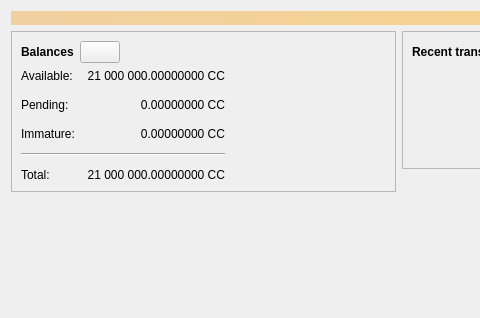
This is src/qt/forms/overviewpage.ui in connectcoincrypto/connectcoin as Qt 5 draws it before an edit; both pictures show x 0 to 480 and y 0 to 318 of the 798 by 318 pixel window. The edited form follows.
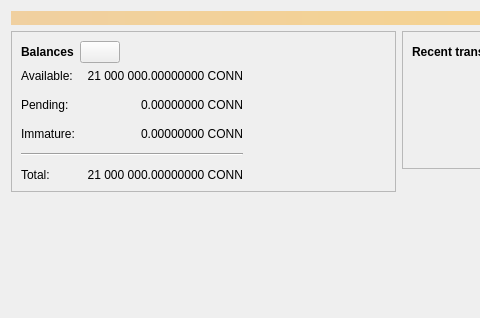
This is the edited form. Icons and pictures are not drawn. Custom widgets are drawn as their Qt base class.

Commit message: Rename ConnectCoin currency ticker from CC to CONN

Diff of the .ui file:
```diff
--- a/src/qt/forms/overviewpage.ui
+++ b/src/qt/forms/overviewpage.ui
@@ -120,7 +120,7 @@
                <string>Total of transactions that have yet to be confirmed, and do not yet count toward the spendable balance</string>
               </property>
               <property name="text">
-               <string notr="true">0.00000000 CC</string>
+               <string notr="true">0.00000000 CONN</string>
               </property>
               <property name="alignment">
                <set>Qt::AlignRight|Qt::AlignTrailing|Qt::AlignVCenter</set>
@@ -153,7 +153,7 @@
                <string>Mined balance that has not yet matured</string>
               </property>
               <property name="text">
-               <string notr="true">0.00000000 CC</string>
+               <string notr="true">0.00000000 CONN</string>
               </property>
               <property name="alignment">
                <set>Qt::AlignRight|Qt::AlignTrailing|Qt::AlignVCenter</set>
@@ -192,7 +192,7 @@
                <string>Your current total balance</string>
               </property>
               <property name="text">
-               <string notr="true">21 000 000.00000000 CC</string>
+               <string notr="true">21 000 000.00000000 CONN</string>
               </property>
               <property name="alignment">
                <set>Qt::AlignRight|Qt::AlignTrailing|Qt::AlignVCenter</set>
@@ -218,7 +218,7 @@
                <string>Your current spendable balance</string>
               </property>
               <property name="text">
-               <string notr="true">21 000 000.00000000 CC</string>
+               <string notr="true">21 000 000.00000000 CONN</string>
               </property>
               <property name="alignment">
                <set>Qt::AlignRight|Qt::AlignTrailing|Qt::AlignVCenter</set>
```
The commit also changes 60 other files.
